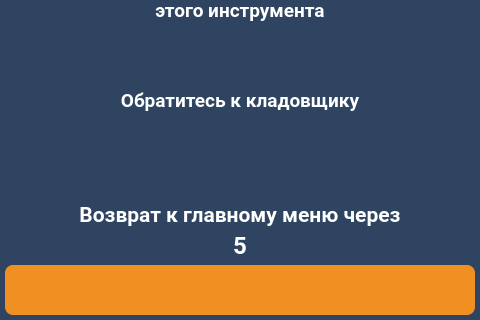
First picture: the form in client/GUI/ui/screen_13_no_right.ui, repository komrade2801/AutoSklad, before the edit; both pictures show x 0 to 480 and y 480 to 800 of the 480 by 800 pixel window.
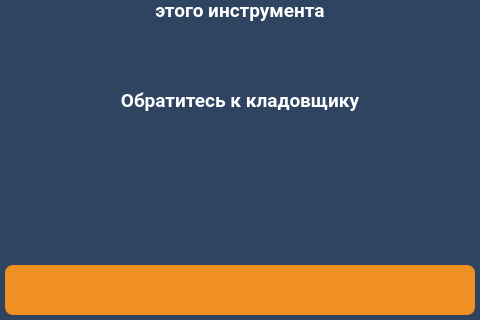
Second picture: the form after the edit. Icons and pictures are not drawn.

The edit to the form file:
```diff
--- a/client/GUI/ui/screen_13_no_right.ui
+++ b/client/GUI/ui/screen_13_no_right.ui
@@ -1588,650 +1588,6 @@
     <bool>true</bool>
    </property>
   </widget>
-  <widget class="QLabel" name="lbl_info_5">
-   <property name="geometry">
-    <rect>
-     <x>50</x>
-     <y>680</y>
-     <width>380</width>
-     <height>30</height>
-    </rect>
-   </property>
-   <property name="palette">
-    <palette>
-     <active>
-      <colorrole role="WindowText">
-       <brush brushstyle="SolidPattern">
-        <color alpha="255">
-         <red>255</red>
-         <green>255</green>
-         <blue>255</blue>
-        </color>
-       </brush>
-      </colorrole>
-      <colorrole role="Button">
-       <brush brushstyle="LinearGradientPattern">
-        <gradient startx="0.000000000000000" starty="0.000000000000000" endx="1.000000000000000" endy="0.000000000000000" type="LinearGradient" spread="PadSpread" coordinatemode="ObjectBoundingMode">
-         <gradientstop position="0.000000000000000">
-          <color alpha="0">
-           <red>0</red>
-           <green>0</green>
-           <blue>0</blue>
-          </color>
-         </gradientstop>
-         <gradientstop position="1.000000000000000">
-          <color alpha="0">
-           <red>255</red>
-           <green>255</green>
-           <blue>255</blue>
-          </color>
-         </gradientstop>
-        </gradient>
-       </brush>
-      </colorrole>
-      <colorrole role="Text">
-       <brush brushstyle="SolidPattern">
-        <color alpha="255">
-         <red>255</red>
-         <green>255</green>
-         <blue>255</blue>
-        </color>
-       </brush>
-      </colorrole>
-      <colorrole role="ButtonText">
-       <brush brushstyle="SolidPattern">
-        <color alpha="255">
-         <red>255</red>
-         <green>255</green>
-         <blue>255</blue>
-        </color>
-       </brush>
-      </colorrole>
-      <colorrole role="Base">
-       <brush brushstyle="LinearGradientPattern">
-        <gradient startx="0.000000000000000" starty="0.000000000000000" endx="1.000000000000000" endy="0.000000000000000" type="LinearGradient" spread="PadSpread" coordinatemode="ObjectBoundingMode">
-         <gradientstop position="0.000000000000000">
-          <color alpha="0">
-           <red>0</red>
-           <green>0</green>
-           <blue>0</blue>
-          </color>
-         </gradientstop>
-         <gradientstop position="1.000000000000000">
-          <color alpha="0">
-           <red>255</red>
-           <green>255</green>
-           <blue>255</blue>
-          </color>
-         </gradientstop>
-        </gradient>
-       </brush>
-      </colorrole>
-      <colorrole role="Window">
-       <brush brushstyle="LinearGradientPattern">
-        <gradient startx="0.000000000000000" starty="0.000000000000000" endx="1.000000000000000" endy="0.000000000000000" type="LinearGradient" spread="PadSpread" coordinatemode="ObjectBoundingMode">
-         <gradientstop position="0.000000000000000">
-          <color alpha="0">
-           <red>0</red>
-           <green>0</green>
-           <blue>0</blue>
-          </color>
-         </gradientstop>
-         <gradientstop position="1.000000000000000">
-          <color alpha="0">
-           <red>255</red>
-           <green>255</green>
-           <blue>255</blue>
-          </color>
-         </gradientstop>
-        </gradient>
-       </brush>
-      </colorrole>
-      <colorrole role="PlaceholderText">
-       <brush brushstyle="NoBrush">
-        <color alpha="128">
-         <red>255</red>
-         <green>255</green>
-         <blue>255</blue>
-        </color>
-       </brush>
-      </colorrole>
-     </active>
-     <inactive>
-      <colorrole role="WindowText">
-       <brush brushstyle="SolidPattern">
-        <color alpha="255">
-         <red>255</red>
-         <green>255</green>
-         <blue>255</blue>
-        </color>
-       </brush>
-      </colorrole>
-      <colorrole role="Button">
-       <brush brushstyle="LinearGradientPattern">
-        <gradient startx="0.000000000000000" starty="0.000000000000000" endx="1.000000000000000" endy="0.000000000000000" type="LinearGradient" spread="PadSpread" coordinatemode="ObjectBoundingMode">
-         <gradientstop position="0.000000000000000">
-          <color alpha="0">
-           <red>0</red>
-           <green>0</green>
-           <blue>0</blue>
-          </color>
-         </gradientstop>
-         <gradientstop position="1.000000000000000">
-          <color alpha="0">
-           <red>255</red>
-           <green>255</green>
-           <blue>255</blue>
-          </color>
-         </gradientstop>
-        </gradient>
-       </brush>
-      </colorrole>
-      <colorrole role="Text">
-       <brush brushstyle="SolidPattern">
-        <color alpha="255">
-         <red>255</red>
-         <green>255</green>
-         <blue>255</blue>
-        </color>
-       </brush>
-      </colorrole>
-      <colorrole role="ButtonText">
-       <brush brushstyle="SolidPattern">
-        <color alpha="255">
-         <red>255</red>
-         <green>255</green>
-         <blue>255</blue>
-        </color>
-       </brush>
-      </colorrole>
-      <colorrole role="Base">
-       <brush brushstyle="LinearGradientPattern">
-        <gradient startx="0.000000000000000" starty="0.000000000000000" endx="1.000000000000000" endy="0.000000000000000" type="LinearGradient" spread="PadSpread" coordinatemode="ObjectBoundingMode">
-         <gradientstop position="0.000000000000000">
-          <color alpha="0">
-           <red>0</red>
-           <green>0</green>
-           <blue>0</blue>
-          </color>
-         </gradientstop>
-         <gradientstop position="1.000000000000000">
-          <color alpha="0">
-           <red>255</red>
-           <green>255</green>
-           <blue>255</blue>
-          </color>
-         </gradientstop>
-        </gradient>
-       </brush>
-      </colorrole>
-      <colorrole role="Window">
-       <brush brushstyle="LinearGradientPattern">
-        <gradient startx="0.000000000000000" starty="0.000000000000000" endx="1.000000000000000" endy="0.000000000000000" type="LinearGradient" spread="PadSpread" coordinatemode="ObjectBoundingMode">
-         <gradientstop position="0.000000000000000">
-          <color alpha="0">
-           <red>0</red>
-           <green>0</green>
-           <blue>0</blue>
-          </color>
-         </gradientstop>
-         <gradientstop position="1.000000000000000">
-          <color alpha="0">
-           <red>255</red>
-           <green>255</green>
-           <blue>255</blue>
-          </color>
-         </gradientstop>
-        </gradient>
-       </brush>
-      </colorrole>
-      <colorrole role="PlaceholderText">
-       <brush brushstyle="NoBrush">
-        <color alpha="128">
-         <red>255</red>
-         <green>255</green>
-         <blue>255</blue>
-        </color>
-       </brush>
-      </colorrole>
-     </inactive>
-     <disabled>
-      <colorrole role="WindowText">
-       <brush brushstyle="SolidPattern">
-        <color alpha="255">
-         <red>255</red>
-         <green>255</green>
-         <blue>255</blue>
-        </color>
-       </brush>
-      </colorrole>
-      <colorrole role="Button">
-       <brush brushstyle="LinearGradientPattern">
-        <gradient startx="0.000000000000000" starty="0.000000000000000" endx="1.000000000000000" endy="0.000000000000000" type="LinearGradient" spread="PadSpread" coordinatemode="ObjectBoundingMode">
-         <gradientstop position="0.000000000000000">
-          <color alpha="0">
-           <red>0</red>
-           <green>0</green>
-           <blue>0</blue>
-          </color>
-         </gradientstop>
-         <gradientstop position="1.000000000000000">
-          <color alpha="0">
-           <red>255</red>
-           <green>255</green>
-           <blue>255</blue>
-          </color>
-         </gradientstop>
-        </gradient>
-       </brush>
-      </colorrole>
-      <colorrole role="Text">
-       <brush brushstyle="SolidPattern">
-        <color alpha="255">
-         <red>255</red>
-         <green>255</green>
-         <blue>255</blue>
-        </color>
-       </brush>
-      </colorrole>
-      <colorrole role="ButtonText">
-       <brush brushstyle="SolidPattern">
-        <color alpha="255">
-         <red>255</red>
-         <green>255</green>
-         <blue>255</blue>
-        </color>
-       </brush>
-      </colorrole>
-      <colorrole role="Base">
-       <brush brushstyle="LinearGradientPattern">
-        <gradient startx="0.000000000000000" starty="0.000000000000000" endx="1.000000000000000" endy="0.000000000000000" type="LinearGradient" spread="PadSpread" coordinatemode="ObjectBoundingMode">
-         <gradientstop position="0.000000000000000">
-          <color alpha="0">
-           <red>0</red>
-           <green>0</green>
-           <blue>0</blue>
-          </color>
-         </gradientstop>
-         <gradientstop position="1.000000000000000">
-          <color alpha="0">
-           <red>255</red>
-           <green>255</green>
-           <blue>255</blue>
-          </color>
-         </gradientstop>
-        </gradient>
-       </brush>
-      </colorrole>
-      <colorrole role="Window">
-       <brush brushstyle="LinearGradientPattern">
-        <gradient startx="0.000000000000000" starty="0.000000000000000" endx="1.000000000000000" endy="0.000000000000000" type="LinearGradient" spread="PadSpread" coordinatemode="ObjectBoundingMode">
-         <gradientstop position="0.000000000000000">
-          <color alpha="0">
-           <red>0</red>
-           <green>0</green>
-           <blue>0</blue>
-          </color>
-         </gradientstop>
-         <gradientstop position="1.000000000000000">
-          <color alpha="0">
-           <red>255</red>
-           <green>255</green>
-           <blue>255</blue>
-          </color>
-         </gradientstop>
-        </gradient>
-       </brush>
-      </colorrole>
-      <colorrole role="PlaceholderText">
-       <brush brushstyle="NoBrush">
-        <color alpha="128">
-         <red>255</red>
-         <green>255</green>
-         <blue>255</blue>
-        </color>
-       </brush>
-      </colorrole>
-     </disabled>
-    </palette>
-   </property>
-   <property name="font">
-    <font>
-     <family>Roboto</family>
-     <pointsize>16</pointsize>
-     <weight>75</weight>
-     <bold>true</bold>
-    </font>
-   </property>
-   <property name="text">
-    <string>Возврат к главному меню через</string>
-   </property>
-   <property name="alignment">
-    <set>Qt::AlignCenter</set>
-   </property>
-  </widget>
-  <widget class="QLabel" name="lbl_timeout_back">
-   <property name="geometry">
-    <rect>
-     <x>50</x>
-     <y>710</y>
-     <width>380</width>
-     <height>30</height>
-    </rect>
-   </property>
-   <property name="palette">
-    <palette>
-     <active>
-      <colorrole role="WindowText">
-       <brush brushstyle="SolidPattern">
-        <color alpha="255">
-         <red>255</red>
-         <green>255</green>
-         <blue>255</blue>
-        </color>
-       </brush>
-      </colorrole>
-      <colorrole role="Button">
-       <brush brushstyle="LinearGradientPattern">
-        <gradient startx="0.000000000000000" starty="0.000000000000000" endx="1.000000000000000" endy="0.000000000000000" type="LinearGradient" spread="PadSpread" coordinatemode="ObjectBoundingMode">
-         <gradientstop position="0.000000000000000">
-          <color alpha="0">
-           <red>0</red>
-           <green>0</green>
-           <blue>0</blue>
-          </color>
-         </gradientstop>
-         <gradientstop position="1.000000000000000">
-          <color alpha="0">
-           <red>255</red>
-           <green>255</green>
-           <blue>255</blue>
-          </color>
-         </gradientstop>
-        </gradient>
-       </brush>
-      </colorrole>
-      <colorrole role="Text">
-       <brush brushstyle="SolidPattern">
-        <color alpha="255">
-         <red>255</red>
-         <green>255</green>
-         <blue>255</blue>
-        </color>
-       </brush>
-      </colorrole>
-      <colorrole role="ButtonText">
-       <brush brushstyle="SolidPattern">
-        <color alpha="255">
-         <red>255</red>
-         <green>255</green>
-         <blue>255</blue>
-        </color>
-       </brush>
-      </colorrole>
-      <colorrole role="Base">
-       <brush brushstyle="LinearGradientPattern">
-        <gradient startx="0.000000000000000" starty="0.000000000000000" endx="1.000000000000000" endy="0.000000000000000" type="LinearGradient" spread="PadSpread" coordinatemode="ObjectBoundingMode">
-         <gradientstop position="0.000000000000000">
-          <color alpha="0">
-           <red>0</red>
-           <green>0</green>
-           <blue>0</blue>
-          </color>
-         </gradientstop>
-         <gradientstop position="1.000000000000000">
-          <color alpha="0">
-           <red>255</red>
-           <green>255</green>
-           <blue>255</blue>
-          </color>
-         </gradientstop>
-        </gradient>
-       </brush>
-      </colorrole>
-      <colorrole role="Window">
-       <brush brushstyle="LinearGradientPattern">
-        <gradient startx="0.000000000000000" starty="0.000000000000000" endx="1.000000000000000" endy="0.000000000000000" type="LinearGradient" spread="PadSpread" coordinatemode="ObjectBoundingMode">
-         <gradientstop position="0.000000000000000">
-          <color alpha="0">
-           <red>0</red>
-           <green>0</green>
-           <blue>0</blue>
-          </color>
-         </gradientstop>
-         <gradientstop position="1.000000000000000">
-          <color alpha="0">
-           <red>255</red>
-           <green>255</green>
-           <blue>255</blue>
-          </color>
-         </gradientstop>
-        </gradient>
-       </brush>
-      </colorrole>
-      <colorrole role="PlaceholderText">
-       <brush brushstyle="NoBrush">
-        <color alpha="128">
-         <red>255</red>
-         <green>255</green>
-         <blue>255</blue>
-        </color>
-       </brush>
-      </colorrole>
-     </active>
-     <inactive>
-      <colorrole role="WindowText">
-       <brush brushstyle="SolidPattern">
-        <color alpha="255">
-         <red>255</red>
-         <green>255</green>
-         <blue>255</blue>
-        </color>
-       </brush>
-      </colorrole>
-      <colorrole role="Button">
-       <brush brushstyle="LinearGradientPattern">
-        <gradient startx="0.000000000000000" starty="0.000000000000000" endx="1.000000000000000" endy="0.000000000000000" type="LinearGradient" spread="PadSpread" coordinatemode="ObjectBoundingMode">
-         <gradientstop position="0.000000000000000">
-          <color alpha="0">
-           <red>0</red>
-           <green>0</green>
-           <blue>0</blue>
-          </color>
-         </gradientstop>
-         <gradientstop position="1.000000000000000">
-          <color alpha="0">
-           <red>255</red>
-           <green>255</green>
-           <blue>255</blue>
-          </color>
-         </gradientstop>
-        </gradient>
-       </brush>
-      </colorrole>
-      <colorrole role="Text">
-       <brush brushstyle="SolidPattern">
-        <color alpha="255">
-         <red>255</red>
-         <green>255</green>
-         <blue>255</blue>
-        </color>
-       </brush>
-      </colorrole>
-      <colorrole role="ButtonText">
-       <brush brushstyle="SolidPattern">
-        <color alpha="255">
-         <red>255</red>
-         <green>255</green>
-         <blue>255</blue>
-        </color>
-       </brush>
-      </colorrole>
-      <colorrole role="Base">
-       <brush brushstyle="LinearGradientPattern">
-        <gradient startx="0.000000000000000" starty="0.000000000000000" endx="1.000000000000000" endy="0.000000000000000" type="LinearGradient" spread="PadSpread" coordinatemode="ObjectBoundingMode">
-         <gradientstop position="0.000000000000000">
-          <color alpha="0">
-           <red>0</red>
-           <green>0</green>
-           <blue>0</blue>
-          </color>
-         </gradientstop>
-         <gradientstop position="1.000000000000000">
-          <color alpha="0">
-           <red>255</red>
-           <green>255</green>
-           <blue>255</blue>
-          </color>
-         </gradientstop>
-        </gradient>
-       </brush>
-      </colorrole>
-      <colorrole role="Window">
-       <brush brushstyle="LinearGradientPattern">
-        <gradient startx="0.000000000000000" starty="0.000000000000000" endx="1.000000000000000" endy="0.000000000000000" type="LinearGradient" spread="PadSpread" coordinatemode="ObjectBoundingMode">
-         <gradientstop position="0.000000000000000">
-          <color alpha="0">
-           <red>0</red>
-           <green>0</green>
-           <blue>0</blue>
-          </color>
-         </gradientstop>
-         <gradientstop position="1.000000000000000">
-          <color alpha="0">
-           <red>255</red>
-           <green>255</green>
-           <blue>255</blue>
-          </color>
-         </gradientstop>
-        </gradient>
-       </brush>
-      </colorrole>
-      <colorrole role="PlaceholderText">
-       <brush brushstyle="NoBrush">
-        <color alpha="128">
-         <red>255</red>
-         <green>255</green>
-         <blue>255</blue>
-        </color>
-       </brush>
-      </colorrole>
-     </inactive>
-     <disabled>
-      <colorrole role="WindowText">
-       <brush brushstyle="SolidPattern">
-        <color alpha="255">
-         <red>255</red>
-         <green>255</green>
-         <blue>255</blue>
-        </color>
-       </brush>
-      </colorrole>
-      <colorrole role="Button">
-       <brush brushstyle="LinearGradientPattern">
-        <gradient startx="0.000000000000000" starty="0.000000000000000" endx="1.000000000000000" endy="0.000000000000000" type="LinearGradient" spread="PadSpread" coordinatemode="ObjectBoundingMode">
-         <gradientstop position="0.000000000000000">
-          <color alpha="0">
-           <red>0</red>
-           <green>0</green>
-           <blue>0</blue>
-          </color>
-         </gradientstop>
-         <gradientstop position="1.000000000000000">
-          <color alpha="0">
-           <red>255</red>
-           <green>255</green>
-           <blue>255</blue>
-          </color>
-         </gradientstop>
-        </gradient>
-       </brush>
-      </colorrole>
-      <colorrole role="Text">
-       <brush brushstyle="SolidPattern">
-        <color alpha="255">
-         <red>255</red>
-         <green>255</green>
-         <blue>255</blue>
-        </color>
-       </brush>
-      </colorrole>
-      <colorrole role="ButtonText">
-       <brush brushstyle="SolidPattern">
-        <color alpha="255">
-         <red>255</red>
-         <green>255</green>
-         <blue>255</blue>
-        </color>
-       </brush>
-      </colorrole>
-      <colorrole role="Base">
-       <brush brushstyle="LinearGradientPattern">
-        <gradient startx="0.000000000000000" starty="0.000000000000000" endx="1.000000000000000" endy="0.000000000000000" type="LinearGradient" spread="PadSpread" coordinatemode="ObjectBoundingMode">
-         <gradientstop position="0.000000000000000">
-          <color alpha="0">
-           <red>0</red>
-           <green>0</green>
-           <blue>0</blue>
-          </color>
-         </gradientstop>
-         <gradientstop position="1.000000000000000">
-          <color alpha="0">
-           <red>255</red>
-           <green>255</green>
-           <blue>255</blue>
-          </color>
-         </gradientstop>
-        </gradient>
-       </brush>
-      </colorrole>
-      <colorrole role="Window">
-       <brush brushstyle="LinearGradientPattern">
-        <gradient startx="0.000000000000000" starty="0.000000000000000" endx="1.000000000000000" endy="0.000000000000000" type="LinearGradient" spread="PadSpread" coordinatemode="ObjectBoundingMode">
-         <gradientstop position="0.000000000000000">
-          <color alpha="0">
-           <red>0</red>
-           <green>0</green>
-           <blue>0</blue>
-          </color>
-         </gradientstop>
-         <gradientstop position="1.000000000000000">
-          <color alpha="0">
-           <red>255</red>
-           <green>255</green>
-           <blue>255</blue>
-          </color>
-         </gradientstop>
-        </gradient>
-       </brush>
-      </colorrole>
-      <colorrole role="PlaceholderText">
-       <brush brushstyle="NoBrush">
-        <color alpha="128">
-         <red>255</red>
-         <green>255</green>
-         <blue>255</blue>
-        </color>
-       </brush>
-      </colorrole>
-     </disabled>
-    </palette>
-   </property>
-   <property name="font">
-    <font>
-     <family>Roboto</family>
-     <pointsize>18</pointsize>
-     <weight>75</weight>
-     <bold>true</bold>
-    </font>
-   </property>
-   <property name="text">
-    <string>5</string>
-   </property>
-   <property name="alignment">
-    <set>Qt::AlignCenter</set>
-   </property>
-  </widget>
   <zorder>lbl_info_ico</zorder>
   <zorder>btn_back</zorder>
   <zorder>lbl_info_1</zorder>
```
Left out of the diff: 14 changed lines with no effect on the pictures.
